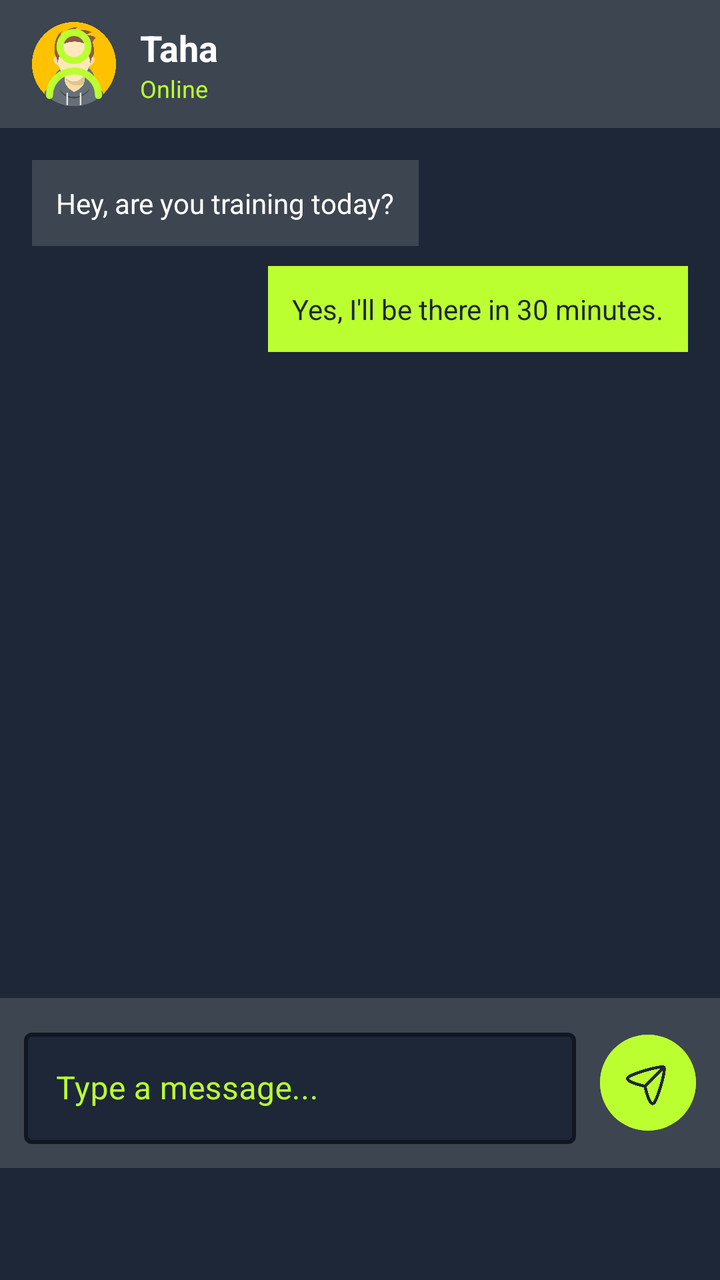
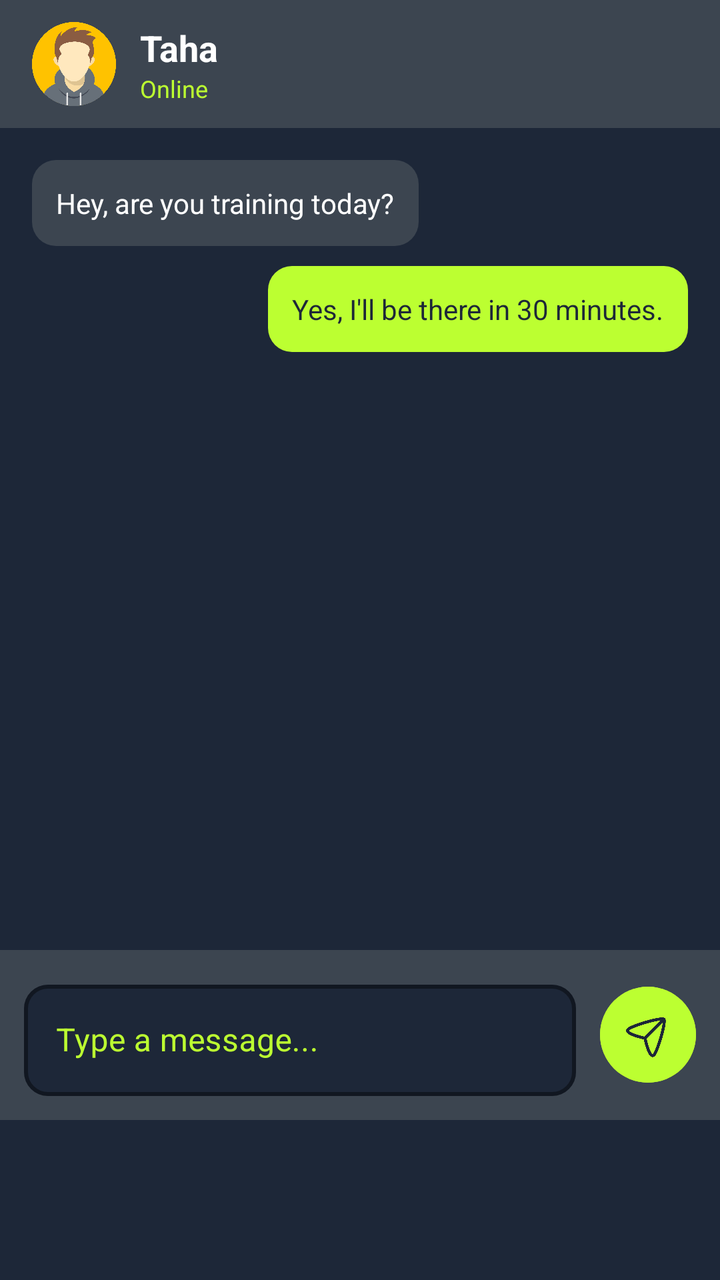

Two renders of the same Android screen: before a commit and after it. Below are the layout's source before the change and the commit's diff.
<!-- AndroidManifest.xml: application theme Theme.FitHub -->
<!-- res/layout/fragment_chat_detail.xml -->
<?xml version="1.0" encoding="utf-8"?>
<LinearLayout xmlns:android="http://schemas.android.com/apk/res/android"
    xmlns:app="http://schemas.android.com/apk/res-auto"
    xmlns:tools="http://schemas.android.com/tools"
    android:layout_width="match_parent"
    android:layout_height="match_parent"
    android:orientation="vertical"
    android:background="@color/black_primary"
    android:paddingBottom="56dp"
    tools:context=".fragment.ChatFragment">

    
    <LinearLayout
        android:layout_width="match_parent"
        android:layout_height="64dp"
        android:paddingHorizontal="16dp"
        android:gravity="center_vertical"
        android:orientation="horizontal"
        android:background="@color/dark_surface_light">

        <ImageView
            android:id="@+id/imgChatUser"
            android:layout_width="42dp"
            android:layout_height="42dp"
            android:src="@drawable/ic_user_24dp"
            android:background="@drawable/userprofile"
            android:scaleType="centerCrop"
            android:contentDescription="Chat user photo"
            app:tint="@color/primary" />

        <LinearLayout
            android:layout_width="wrap_content"
            android:layout_height="wrap_content"
            android:orientation="vertical"
            android:layout_marginStart="12dp">

            <TextView
                android:id="@+id/tvChatUser"
                android:layout_width="wrap_content"
                android:layout_height="wrap_content"
                android:text="Taha"
                android:textColor="@color/white"
                android:textSize="18sp"
                android:textStyle="bold" />

            <TextView
                android:id="@+id/tvChatStatus"
                android:layout_width="wrap_content"
                android:layout_height="wrap_content"
                android:text="Online"
                android:textColor="@color/primary"
                android:textSize="12sp" />
        </LinearLayout>
    </LinearLayout>

    
    <ScrollView
        android:id="@+id/chatScroll"
        android:layout_width="match_parent"
        android:layout_height="0dp"
        android:layout_weight="1"
        android:padding="16dp"
        android:fillViewport="true">

        <LinearLayout
            android:id="@+id/chatContainer"
            android:layout_width="match_parent"
            android:layout_height="wrap_content"
            android:orientation="vertical">

            
            <LinearLayout
                android:layout_width="wrap_content"
                android:layout_height="wrap_content"
                android:background="@color/dark_surface_light"
                android:padding="12dp"
                android:layout_marginBottom="10dp">

                <TextView
                    android:layout_width="wrap_content"
                    android:layout_height="wrap_content"
                    android:text="Hey, are you training today?"
                    android:textColor="@color/white"
                    android:textSize="14sp" />
            </LinearLayout>

            
            <LinearLayout
                android:layout_width="wrap_content"
                android:layout_height="wrap_content"
                android:layout_gravity="end"
                android:background="@color/primary"
                android:padding="12dp"
                android:layout_marginBottom="10dp">

                <TextView
                    android:layout_width="wrap_content"
                    android:layout_height="wrap_content"
                    android:text="Yes, I'll be there in 30 minutes."
                    android:textColor="@color/black_primary"
                    android:textSize="14sp" />
            </LinearLayout>

        </LinearLayout>
    </ScrollView>

    
    <LinearLayout
        android:layout_width="match_parent"
        android:layout_height="wrap_content"
        android:padding="12dp"
        android:orientation="horizontal"
        android:gravity="center_vertical"
        android:background="@color/dark_surface_light">

        <com.google.android.material.textfield.TextInputLayout
            android:layout_width="0dp"
            android:layout_height="wrap_content"
            android:layout_weight="1"
            style="@style/CustomFloatingHint"
            app:boxBackgroundColor="@color/black_primary"
            app:boxStrokeColor="@color/primary"
            app:boxStrokeWidth="2dp"
            app:boxStrokeWidthFocused="2.5dp"
            app:hintTextColor="@color/primary">

            <com.google.android.material.textfield.TextInputEditText
                android:id="@+id/etMessage"
                android:layout_width="match_parent"
                android:layout_height="wrap_content"
                android:hint="Type a message..."
                android:textColor="@color/white"
                android:textColorHint="@color/primary"
                android:inputType="textCapSentences|textMultiLine"
                android:maxLines="4"
                android:imeOptions="actionSend" />
        </com.google.android.material.textfield.TextInputLayout>

        <com.google.android.material.button.MaterialButton
            android:id="@+id/btnSend"
            android:layout_width="48dp"
            android:layout_height="48dp"
            android:layout_marginStart="12dp"
            android:insetLeft="0dp"
            android:insetRight="0dp"
            android:insetTop="0dp"
            android:insetBottom="0dp"
            android:backgroundTint="@color/primary"
            app:cornerRadius="24dp"
            app:icon="@drawable/send"
            app:iconSize="24dp"
            android:paddingStart="11dp"
            android:paddingTop="9dp"
            android:paddingEnd="6dp"
            android:paddingBottom="6dp"
            app:iconTint="@color/black_primary" />
    </LinearLayout>

</LinearLayout>
<!-- resources referenced by this layout -->
<resources>
  <color name="black_primary">#1d2738</color>
  <color name="dark_surface_light">#3C4550</color>
  <color name="primary">#BCFF31</color>
  <color name="white">#FFFFFF</color>
  <!-- drawable ic_user_24dp (drawable) -->
  <vector xmlns:android="http://schemas.android.com/apk/res/android" android:height="24dp" android:viewportHeight="24" android:viewportWidth="24" android:width="24dp">
        
      <path android:fillColor="#00000000" android:pathData="M5,21C5,17.134 8.134,14 12,14C15.866,14 19,17.134 19,21M16,7C16,9.209 14.209,11 12,11C9.791,11 8,9.209 8,7C8,4.791 9.791,3 12,3C14.209,3 16,4.791 16,7Z" android:strokeColor="#ffffff" android:strokeLineCap="round" android:strokeLineJoin="round" android:strokeWidth="2"/>
      
  </vector>
  <!-- drawable send: png bitmap (drawable, 16998 bytes) -->
  <!-- drawable userprofile: png bitmap (drawable, 51921 bytes) -->
  <style name="CustomFloatingHint" parent="Widget.MaterialComponents.TextInputLayout.OutlinedBox">
          <item name="hintTextColor">@color/hint_color</item>
  
          <item name="android:textColorHint">@color/hint_color</item>
      </style>
  <style name="Theme.FitHub" parent="Base.Theme.FitHub">
          <item name="snackbarStyle">@style/Widget.App.Snackbar</item>
          <item name="snackbarButtonStyle">@style/Widget.App.SnackbarButton</item>
      </style>
  <style name="Base.Theme.FitHub" parent="Theme.Material3.DayNight.NoActionBar">
          
          <item name="colorPrimary">@color/primary</item>
          <item name="colorPrimaryVariant">@color/primary</item>
          <item name="colorOnPrimary">@color/black_primary</item>
          
          <item name="colorSecondary">@color/secondary</item>
          <item name="colorSecondaryVariant">@color/red</item>
          <item name="colorOnSecondary">@color/dark_card</item>
  
          
          <item name="android:statusBarColor">?attr/colorPrimaryVariant</item>
  
          
      </style>
  <style name="Widget.App.Snackbar" parent="Widget.Material3.Snackbar">
          <item name="materialThemeOverlay">@style/ThemeOverlay.App.Snackbar</item>
      </style>
  <style name="Widget.App.SnackbarButton" parent="Widget.Material3.Button.TextButton.Snackbar">
          <item name="android:textColor">@color/white</item>
      </style>
  <color name="secondary">#2563EB</color>
  <color name="red">#e83937</color>
  <color name="dark_card">#1B1C19</color>
  <style name="ThemeOverlay.App.Snackbar" parent="">
          <item name="colorOnSurfaceInverse">@color/black_primary</item>
      </style>
</resources>

<!-- the commit's change to res/layout/fragment_chat_detail.xml (unified diff, before → after) -->
@@ -6,7 +6,7 @@
     android:layout_height="match_parent"
     android:orientation="vertical"
     android:background="@color/black_primary"
-    android:paddingBottom="56dp"
+    android:paddingBottom="80dp"
     tools:context=".fragment.ChatFragment">
 
     
@@ -22,7 +22,6 @@
             android:id="@+id/imgChatUser"
             android:layout_width="42dp"
             android:layout_height="42dp"
-            android:src="@drawable/ic_user_24dp"
             android:background="@drawable/userprofile"
             android:scaleType="centerCrop"
             android:contentDescription="Chat user photo"
@@ -72,7 +71,7 @@
             <LinearLayout
                 android:layout_width="wrap_content"
                 android:layout_height="wrap_content"
-                android:background="@color/dark_surface_light"
+                android:background="@drawable/bg_message_incoming"
                 android:padding="12dp"
                 android:layout_marginBottom="10dp">
 
@@ -89,7 +88,7 @@
                 android:layout_width="wrap_content"
                 android:layout_height="wrap_content"
                 android:layout_gravity="end"
-                android:background="@color/primary"
+                android:background="@drawable/bg_message_outgoing"
                 android:padding="12dp"
                 android:layout_marginBottom="10dp">
 
@@ -119,6 +118,10 @@
             android:layout_weight="1"
             style="@style/CustomFloatingHint"
             app:boxBackgroundColor="@color/black_primary"
+            app:boxCornerRadiusTopStart="12dp"
+            app:boxCornerRadiusTopEnd="12dp"
+            app:boxCornerRadiusBottomStart="12dp"
+            app:boxCornerRadiusBottomEnd="12dp"
             app:boxStrokeColor="@color/primary"
             app:boxStrokeWidth="2dp"
             app:boxStrokeWidthFocused="2.5dp"
<!-- resource entries referenced after the edit -->
@@ -4,12 +4,20 @@
   <color name="dark_surface_light">#3C4550</color>
   <color name="primary">#BCFF31</color>
   <color name="white">#FFFFFF</color>
-  <!-- drawable ic_user_24dp (drawable) -->
-  <vector xmlns:android="http://schemas.android.com/apk/res/android" android:height="24dp" android:viewportHeight="24" android:viewportWidth="24" android:width="24dp">
-        
-      <path android:fillColor="#00000000" android:pathData="M5,21C5,17.134 8.134,14 12,14C15.866,14 19,17.134 19,21M16,7C16,9.209 14.209,11 12,11C9.791,11 8,9.209 8,7C8,4.791 9.791,3 12,3C14.209,3 16,4.791 16,7Z" android:strokeColor="#ffffff" android:strokeLineCap="round" android:strokeLineJoin="round" android:strokeWidth="2"/>
-      
-  </vector>
+  <!-- drawable bg_message_incoming (drawable) -->
+  <?xml version="1.0" encoding="utf-8"?>
+  <shape xmlns:android="http://schemas.android.com/apk/res/android"
+      android:shape="rectangle">
+      <solid android:color="@color/dark_surface_light" />
+      <corners android:radius="12dp" />
+  </shape>
+  <!-- drawable bg_message_outgoing (drawable) -->
+  <?xml version="1.0" encoding="utf-8"?>
+  <shape xmlns:android="http://schemas.android.com/apk/res/android"
+      android:shape="rectangle">
+      <solid android:color="@color/primary" />
+      <corners android:radius="12dp" />
+  </shape>
   <!-- drawable send: png bitmap (drawable, 16998 bytes) -->
   <!-- drawable userprofile: png bitmap (drawable, 51921 bytes) -->
   <style name="CustomFloatingHint" parent="Widget.MaterialComponents.TextInputLayout.OutlinedBox">
